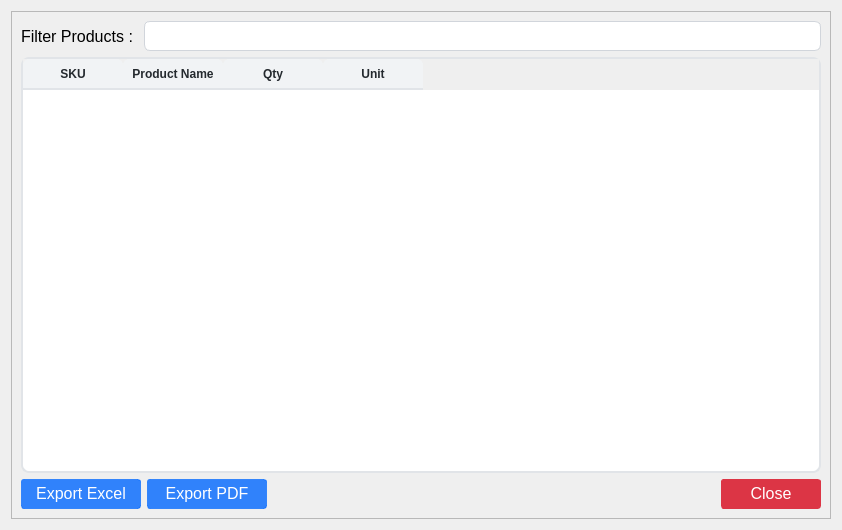
michael-halim/pos, file ui/stock_opname.ui: the form before one commit.
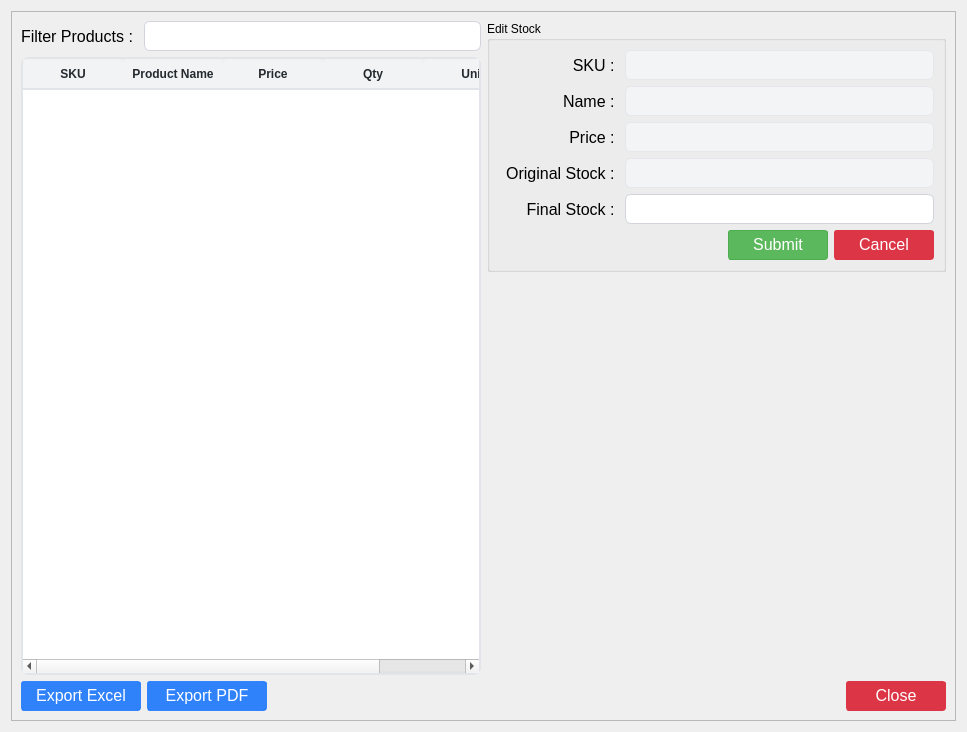
The form after the commit. Icons and pictures are not drawn.

Commit message: Patch#43: Added More Reports - Added Daily Sales Report - Added Monthly Sales Report - Profit and Loss Report - Added Stock Opname List to Create and Edit Final Stock - Added Icons - Added Login Security, User must be active - Update seed.py and create_module.py

```diff
--- a/ui/stock_opname.ui
+++ b/ui/stock_opname.ui
@@ -6,8 +6,8 @@
    <rect>
     <x>0</x>
     <y>0</y>
-    <width>842</width>
-    <height>530</height>
+    <width>967</width>
+    <height>732</height>
    </rect>
   </property>
   <property name="windowTitle">
@@ -277,9 +277,13 @@
      <property name="frameShadow">
       <enum>QFrame::Raised</enum>
      </property>
-     <layout class="QGridLayout" name="gridLayout">
+     <layout class="QGridLayout" name="gridLayout_3">
       <item row="0" column="0">
-       <layout class="QVBoxLayout" name="verticalLayout">
+       <layout class="QVBoxLayout" name="verticalLayout_4">
+        <item>
+         <layout class="QHBoxLayout" name="horizontalLayout_4">
+          <item>
+           <layout class="QVBoxLayout" name="verticalLayout_3">
         <item>
          <layout class="QFormLayout" name="formLayout">
           <item row="0" column="0">
@@ -427,6 +431,21 @@
             <set>AlignCenter</set>
            </property>
           </column>
+              <column>
+               <property name="text">
+                <string>Price</string>
+               </property>
+               <property name="font">
+                <font>
+                 <pointsize>12</pointsize>
+                 <weight>75</weight>
+                 <bold>true</bold>
+                </font>
+               </property>
+               <property name="textAlignment">
+                <set>AlignCenter</set>
+               </property>
+              </column>
           <column>
            <property name="text">
             <string>Qty</string>
@@ -458,6 +477,341 @@
            </property>
           </column>
          </widget>
+            </item>
+           </layout>
+          </item>
+          <item>
+           <layout class="QVBoxLayout" name="verticalLayout_2">
+            <item>
+             <widget class="QGroupBox" name="groupBox">
+              <property name="title">
+               <string>Edit Stock</string>
+              </property>
+              <layout class="QGridLayout" name="gridLayout">
+               <item row="0" column="0">
+                <layout class="QVBoxLayout" name="verticalLayout">
+                 <item>
+                  <layout class="QFormLayout" name="formLayout_2">
+                   <item row="0" column="0">
+                    <widget class="QLabel" name="sku_stock_opname_label">
+                     <property name="minimumSize">
+                      <size>
+                       <width>120</width>
+                       <height>30</height>
+                      </size>
+                     </property>
+                     <property name="font">
+                      <font>
+                       <pointsize>12</pointsize>
+                      </font>
+                     </property>
+                     <property name="text">
+                      <string>SKU : </string>
+                     </property>
+                     <property name="alignment">
+                      <set>Qt::AlignRight|Qt::AlignTrailing|Qt::AlignVCenter</set>
+                     </property>
+                    </widget>
+                   </item>
+                   <item row="0" column="1">
+                    <widget class="QLineEdit" name="sku_stock_opname_input">
+                     <property name="enabled">
+                      <bool>false</bool>
+                     </property>
+                     <property name="minimumSize">
+                      <size>
+                       <width>0</width>
+                       <height>30</height>
+                      </size>
+                     </property>
+                     <property name="font">
+                      <font>
+                       <pointsize>12</pointsize>
+                      </font>
+                     </property>
+                    </widget>
+                   </item>
+                   <item row="1" column="0">
+                    <widget class="QLabel" name="product_name_stock_opname_label">
+                     <property name="minimumSize">
+                      <size>
+                       <width>120</width>
+                       <height>30</height>
+                      </size>
+                     </property>
+                     <property name="font">
+                      <font>
+                       <pointsize>12</pointsize>
+                      </font>
+                     </property>
+                     <property name="text">
+                      <string>Name : </string>
+                     </property>
+                     <property name="alignment">
+                      <set>Qt::AlignRight|Qt::AlignTrailing|Qt::AlignVCenter</set>
+                     </property>
+                    </widget>
+                   </item>
+                   <item row="1" column="1">
+                    <widget class="QLineEdit" name="product_name_stock_opname_input">
+                     <property name="enabled">
+                      <bool>false</bool>
+                     </property>
+                     <property name="minimumSize">
+                      <size>
+                       <width>0</width>
+                       <height>30</height>
+                      </size>
+                     </property>
+                     <property name="font">
+                      <font>
+                       <pointsize>12</pointsize>
+                      </font>
+                     </property>
+                    </widget>
+                   </item>
+                   <item row="2" column="0">
+                    <widget class="QLabel" name="price_stock_stock_opname_label">
+                     <property name="minimumSize">
+                      <size>
+                       <width>120</width>
+                       <height>30</height>
+                      </size>
+                     </property>
+                     <property name="font">
+                      <font>
+                       <pointsize>12</pointsize>
+                      </font>
+                     </property>
+                     <property name="text">
+                      <string>Price : </string>
+                     </property>
+                     <property name="alignment">
+                      <set>Qt::AlignRight|Qt::AlignTrailing|Qt::AlignVCenter</set>
+                     </property>
+                    </widget>
+                   </item>
+                   <item row="2" column="1">
+                    <widget class="QLineEdit" name="price_stock_opname_input">
+                     <property name="enabled">
+                      <bool>false</bool>
+                     </property>
+                     <property name="minimumSize">
+                      <size>
+                       <width>0</width>
+                       <height>30</height>
+                      </size>
+                     </property>
+                     <property name="font">
+                      <font>
+                       <pointsize>12</pointsize>
+                      </font>
+                     </property>
+                    </widget>
+                   </item>
+                   <item row="4" column="0">
+                    <widget class="QLabel" name="final_stock_stock_opname_label">
+                     <property name="minimumSize">
+                      <size>
+                       <width>120</width>
+                       <height>30</height>
+                      </size>
+                     </property>
+                     <property name="font">
+                      <font>
+                       <pointsize>12</pointsize>
+                      </font>
+                     </property>
+                     <property name="text">
+                      <string>Final Stock : </string>
+                     </property>
+                     <property name="alignment">
+                      <set>Qt::AlignRight|Qt::AlignTrailing|Qt::AlignVCenter</set>
+                     </property>
+                    </widget>
+                   </item>
+                   <item row="4" column="1">
+                    <widget class="QLineEdit" name="final_stock_stock_opname_input">
+                     <property name="minimumSize">
+                      <size>
+                       <width>0</width>
+                       <height>30</height>
+                      </size>
+                     </property>
+                     <property name="font">
+                      <font>
+                       <pointsize>12</pointsize>
+                      </font>
+                     </property>
+                    </widget>
+                   </item>
+                   <item row="3" column="0">
+                    <widget class="QLabel" name="original_stock_stock_opname_label">
+                     <property name="minimumSize">
+                      <size>
+                       <width>120</width>
+                       <height>30</height>
+                      </size>
+                     </property>
+                     <property name="font">
+                      <font>
+                       <pointsize>12</pointsize>
+                      </font>
+                     </property>
+                     <property name="text">
+                      <string>Original Stock : </string>
+                     </property>
+                     <property name="alignment">
+                      <set>Qt::AlignRight|Qt::AlignTrailing|Qt::AlignVCenter</set>
+                     </property>
+                    </widget>
+                   </item>
+                   <item row="3" column="1">
+                    <widget class="QLineEdit" name="original_stock_stock_opname_input">
+                     <property name="enabled">
+                      <bool>false</bool>
+                     </property>
+                     <property name="minimumSize">
+                      <size>
+                       <width>0</width>
+                       <height>30</height>
+                      </size>
+                     </property>
+                     <property name="font">
+                      <font>
+                       <pointsize>12</pointsize>
+                      </font>
+                     </property>
+                    </widget>
+                   </item>
+                  </layout>
+                 </item>
+                 <item>
+                  <layout class="QHBoxLayout" name="horizontalLayout_3">
+                   <item>
+                    <spacer name="horizontalSpacer_2">
+                     <property name="orientation">
+                      <enum>Qt::Horizontal</enum>
+                     </property>
+                     <property name="sizeHint" stdset="0">
+                      <size>
+                       <width>40</width>
+                       <height>20</height>
+                      </size>
+                     </property>
+                    </spacer>
+                   </item>
+                   <item>
+                    <layout class="QHBoxLayout" name="horizontalLayout_2">
+                     <item>
+                      <widget class="QPushButton" name="submit_stock_opname_button">
+                       <property name="minimumSize">
+                        <size>
+                         <width>100</width>
+                         <height>30</height>
+                        </size>
+                       </property>
+                       <property name="font">
+                        <font>
+                         <pointsize>12</pointsize>
+                        </font>
+                       </property>
+                       <property name="styleSheet">
+                        <string notr="true">QPushButton {
+    color: #fff;
+    background-color: #5cb85c;
+    border-color: #4cae4c;
+}
+QPushButton:hover {
+    background-color: #4cae4c;
+    border-color: #419641;
+}
+QPushButton:disabled {
+    background-color: #a3d7a3;
+    border-color: #a3d7a3;
+    color: #e8f5e8;
+}
+</string>
+                       </property>
+                       <property name="text">
+                        <string>Submit</string>
+                       </property>
+                       <property name="icon">
+                        <iconset>
+                         <normaloff>../assets/submit.png</normaloff>../assets/submit.png</iconset>
+                       </property>
+                       <property name="iconSize">
+                        <size>
+                         <width>14</width>
+                         <height>14</height>
+                        </size>
+                       </property>
+                      </widget>
+                     </item>
+                     <item>
+                      <widget class="QPushButton" name="cancel_stock_opname_button">
+                       <property name="minimumSize">
+                        <size>
+                         <width>100</width>
+                         <height>30</height>
+                        </size>
+                       </property>
+                       <property name="font">
+                        <font>
+                         <pointsize>12</pointsize>
+                        </font>
+                       </property>
+                       <property name="styleSheet">
+                        <string notr="true">QPushButton {
+    color: #fff;
+    background-color: #dc3545;
+    border-color: #dc3545;
+}
+QPushButton:hover {
+    background-color: #bb2d3b;
+    border-color: #b02a37;
+}</string>
+                       </property>
+                       <property name="text">
+                        <string>Cancel</string>
+                       </property>
+                       <property name="icon">
+                        <iconset>
+                         <normaloff>../assets/close.png</normaloff>../assets/close.png</iconset>
+                       </property>
+                       <property name="iconSize">
+                        <size>
+                         <width>12</width>
+                         <height>12</height>
+                        </size>
+                       </property>
+                      </widget>
+                     </item>
+                    </layout>
+                   </item>
+                  </layout>
+                 </item>
+                </layout>
+               </item>
+              </layout>
+             </widget>
+            </item>
+            <item>
+             <spacer name="verticalSpacer">
+              <property name="orientation">
+               <enum>Qt::Vertical</enum>
+              </property>
+              <property name="sizeHint" stdset="0">
+               <size>
+                <width>17</width>
+                <height>187</height>
+               </size>
+              </property>
+             </spacer>
+            </item>
+           </layout>
+          </item>
+         </layout>
         </item>
         <item>
          <layout class="QHBoxLayout" name="horizontalLayout">
```
Lines whose indentation alone changed are shown as unchanged. The commit also changes 79 other files.
